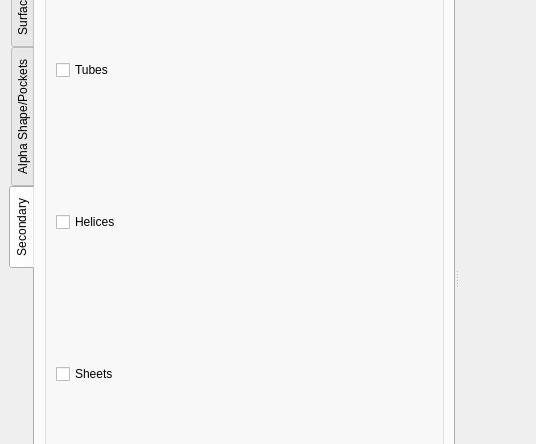
Above: pv_app/forms/mainwindow.ui from nithins/proteinvis before the change; both pictures show x 0 to 536 and y 134 to 578 of the 1046 by 826 pixel window. Below: the same form after it.
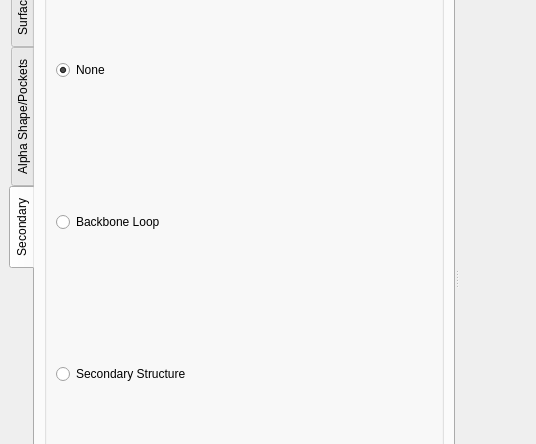
That is the form after the change. The open tabs and pages were chosen to show the change. Icons and pictures are not drawn. Custom widgets are drawn as their Qt base class.

```diff
--- a/pv_app/forms/mainwindow.ui
+++ b/pv_app/forms/mainwindow.ui
@@ -435,29 +435,29 @@
                </property>
                <layout class="QGridLayout" name="gridLayout_2">
                 <item row="0" column="0">
-                 <widget class="QCheckBox" name="sec_tubes_checkbox">
+                 <widget class="QRadioButton" name="sec_none_radioButton">
                   <property name="text">
-                   <string>Tubes</string>
+                   <string>None</string>
                   </property>
                   <property name="checked">
-                   <bool>false</bool>
+                   <bool>true</bool>
                   </property>
                  </widget>
                 </item>
                 <item row="1" column="0">
-                 <widget class="QCheckBox" name="sec_helices_checkbox">
+                 <widget class="QRadioButton" name="sec_backbone_loop_radioButton">
                   <property name="text">
-                   <string>Helices</string>
+                   <string>Backbone Loop</string>
                   </property>
                  </widget>
                 </item>
                 <item row="2" column="0">
-                 <widget class="QCheckBox" name="sec_sheets_checkbox">
+                 <widget class="QRadioButton" name="sec_secondary_structures_radioButton">
                   <property name="enabled">
                    <bool>true</bool>
                   </property>
                   <property name="text">
-                   <string>Sheets</string>
+                   <string>Secondary Structure</string>
                   </property>
                  </widget>
                 </item>
```
Left out of the diff: 2 changed lines with no effect on the pictures.
